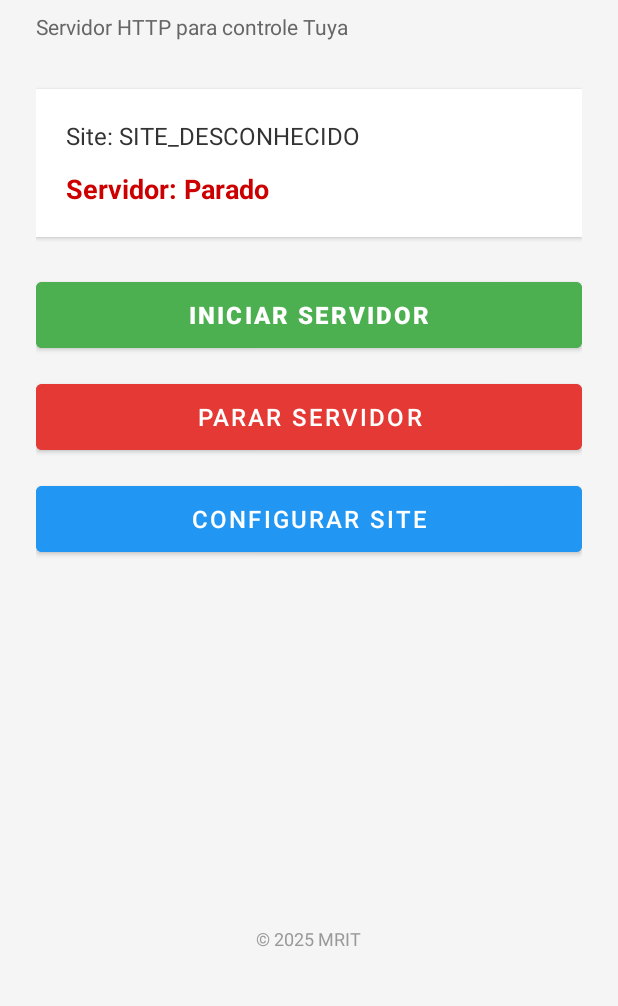
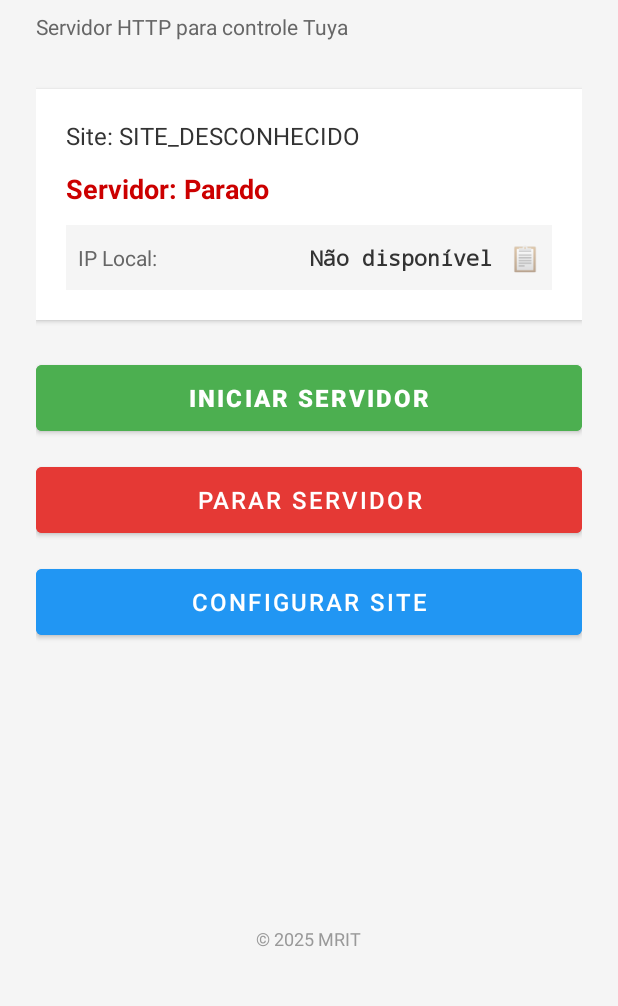
Before and after one commit to MRITSoftware/mritserver, an Android app: the screen it shows after launch (MainActivity), on a phone screen of 412 x 824 dp, the part 225-1231 px from its top. Run offline under Robolectric (Android 15) with nearby library versions, the phone set to English and light mode, and no system bars.

Commit message:
Adicionar IP local oculto e copiavel na interface

```diff
--- a/app/src/main/java/com/tuyaserver/MainActivity.kt
+++ b/app/src/main/java/com/tuyaserver/MainActivity.kt
@@ -1,24 +1,33 @@
 package com.tuyaserver
 
+import android.content.ClipData
+import android.content.ClipboardManager
 import android.content.ComponentName
 import android.content.Context
 import android.content.Intent
 import android.content.ServiceConnection
+import android.net.wifi.WifiManager
 import android.os.Build
 import android.os.Bundle
 import android.os.IBinder
+import android.text.format.Formatter
 import android.widget.Button
 import android.widget.EditText
+import android.widget.LinearLayout
 import android.widget.TextView
+import android.widget.Toast
 import androidx.appcompat.app.AlertDialog
 import androidx.appcompat.app.AppCompatActivity
 import androidx.core.content.ContextCompat
+import java.net.NetworkInterface
 
 class MainActivity : AppCompatActivity() {
 
     private lateinit var configManager: ConfigManager
     private lateinit var statusText: TextView
     private lateinit var siteNameText: TextView
+    private lateinit var ipText: TextView
+    private lateinit var ipContainer: LinearLayout
 
     override fun onCreate(savedInstanceState: Bundle?) {
         super.onCreate(savedInstanceState)
@@ -28,10 +37,17 @@ class MainActivity : AppCompatActivity() {
 
         statusText = findViewById(R.id.statusText)
         siteNameText = findViewById(R.id.siteNameText)
+        ipText = findViewById(R.id.ipText)
+        ipContainer = findViewById(R.id.ipContainer)
 
         val startButton: Button = findViewById(R.id.startButton)
         val stopButton: Button = findViewById(R.id.stopButton)
         val configButton: Button = findViewById(R.id.configButton)
+
+        // Configurar clique para copiar IP
+        ipContainer.setOnClickListener {
+            copyIpToClipboard()
+        }
 
         updateUI()
 
@@ -71,6 +87,10 @@ class MainActivity : AppCompatActivity() {
         val siteName = configManager.getSiteName()
         siteNameText.text = "Site: $siteName"
 
+        // Atualiza IP local (oculto)
+        val localIp = getLocalIpAddress()
+        ipText.text = maskIpAddress(localIp)
+
         // Verifica se o serviço está rodando
         val isRunning = isServiceRunning(TuyaServerService::class.java)
         if (isRunning) {
@@ -79,6 +99,61 @@ class MainActivity : AppCompatActivity() {
         } else {
             statusText.text = "Servidor: Parado"
             statusText.setTextColor(ContextCompat.getColor(this, android.R.color.holo_red_dark))
+        }
+    }
+
+    private fun getLocalIpAddress(): String {
+        try {
+            val interfaces = NetworkInterface.getNetworkInterfaces()
+            while (interfaces.hasMoreElements()) {
+                val networkInterface = interfaces.nextElement()
+                val addresses = networkInterface.inetAddresses
+                while (addresses.hasMoreElements()) {
+                    val address = addresses.nextElement()
+                    if (!address.isLoopbackAddress && address.hostAddress?.contains(':') == false) {
+                        return address.hostAddress ?: "Não disponível"
+                    }
+                }
+            }
+        } catch (e: Exception) {
+            android.util.Log.e("MainActivity", "Erro ao obter IP", e)
+        }
+
+        // Fallback: usar WifiManager
+        try {
+            val wifiManager = applicationContext.getSystemService(Context.WIFI_SERVICE) as WifiManager
+            val ipAddress = wifiManager.connectionInfo.ipAddress
+            if (ipAddress != 0) {
+                return Formatter.formatIpAddress(ipAddress)
+            }
+        } catch (e: Exception) {
+            android.util.Log.e("MainActivity", "Erro ao obter IP via WifiManager", e)
+        }
+
+        return "Não disponível"
+    }
+
+    private fun maskIpAddress(ip: String): String {
+        if (ip == "Não disponível" || ip.isEmpty()) {
+            return "Não disponível"
+        }
+        // Oculta os últimos números: 192.168.1.100 -> 192.168.1.xxx
+        val parts = ip.split(".")
+        if (parts.size == 4) {
+            return "${parts[0]}.${parts[1]}.${parts[2]}.xxx"
+        }
+        return ip
+    }
+
+    private fun copyIpToClipboard() {
+        val localIp = getLocalIpAddress()
+        if (localIp != "Não disponível") {
+            val clipboard = getSystemService(Context.CLIPBOARD_SERVICE) as ClipboardManager
+            val clip = ClipData.newPlainText("IP Local", localIp)
+            clipboard.setPrimaryClip(clip)
+            Toast.makeText(this, "IP copiado: $localIp", Toast.LENGTH_SHORT).show()
+        } else {
+            Toast.makeText(this, "IP não disponível", Toast.LENGTH_SHORT).show()
         }
     }
 
--- a/app/src/main/res/layout/activity_main.xml
+++ b/app/src/main/res/layout/activity_main.xml
@@ -52,7 +52,46 @@
             android:text="Servidor: Parado"
             android:textSize="18sp"
             android:textStyle="bold"
-            android:textColor="#E53935" />
+            android:textColor="#E53935"
+            android:layout_marginBottom="12dp" />
+
+        <LinearLayout
+            android:layout_width="match_parent"
+            android:layout_height="wrap_content"
+            android:orientation="horizontal"
+            android:gravity="center_vertical"
+            android:padding="8dp"
+            android:background="#F5F5F5"
+            android:clickable="true"
+            android:focusable="true"
+            android:id="@+id/ipContainer">
+
+            <TextView
+                android:layout_width="0dp"
+                android:layout_height="wrap_content"
+                android:layout_weight="1"
+                android:text="IP Local:"
+                android:textSize="14sp"
+                android:textColor="#666666" />
+
+            <TextView
+                android:id="@+id/ipText"
+                android:layout_width="wrap_content"
+                android:layout_height="wrap_content"
+                android:text="192.168.1.xxx"
+                android:textSize="14sp"
+                android:textStyle="bold"
+                android:textColor="#333333"
+                android:fontFamily="monospace"
+                android:padding="4dp" />
+
+            <TextView
+                android:layout_width="wrap_content"
+                android:layout_height="wrap_content"
+                android:text="📋"
+                android:textSize="16sp"
+                android:layout_marginStart="8dp" />
+        </LinearLayout>
     </LinearLayout>
 
     <!-- Buttons -->
```
